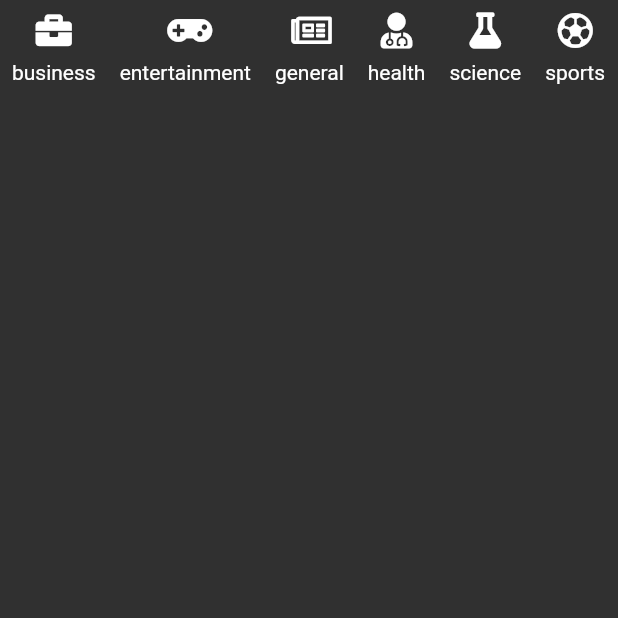
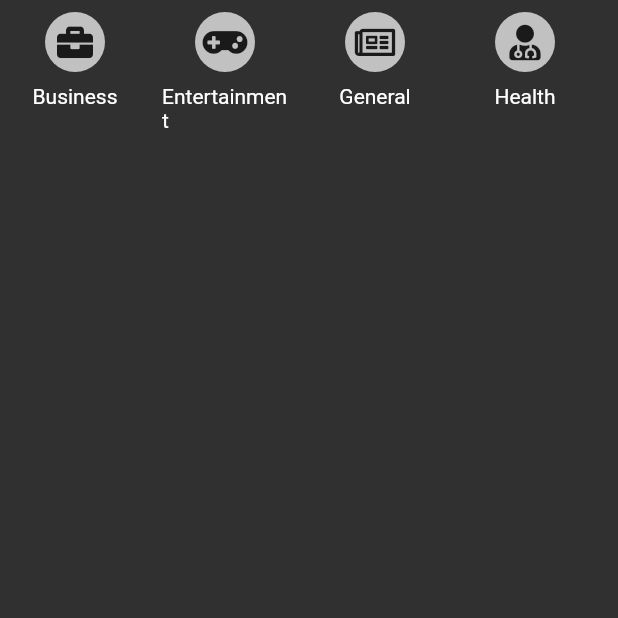
Before and after one commit to alejomongua/news_app, a Flutter app: the SecondTabPage screen opened directly, on a phone screen of 412 x 824 dp, the top half of it. Run offline on Flutter 3.47's test engine with Material 2 defaults, Android fonts, the phone set to English and light mode, and no system bars; our stand-ins replace font_awesome_flutter; network calls fail.

Commit message:
Se estiliza la lista de categorías

```diff
--- a/lib/pages/second_tab_page.dart
+++ b/lib/pages/second_tab_page.dart
@@ -1,4 +1,5 @@
 import 'package:flutter/material.dart';
+import 'package:news_provider/models/category_model.dart';
 import 'package:news_provider/services/news_service.dart';
 import 'package:provider/provider.dart';
 
@@ -32,20 +33,47 @@ class _CategoryList extends StatelessWidget {
         scrollDirection: Axis.horizontal,
         itemCount: categories.length,
         itemBuilder: (BuildContext context, int index) {
-          return Padding(
+          final name =
+              '${categories[index].name[0].toUpperCase()}${categories[index].name.substring(1)}';
+          return GestureDetector(
+            onTap: () {},
+            child: Container(
+              width: 100,
+              child: Padding(
                 child: Column(
                   children: [
-                Icon(categories[index].icon),
+                    _CategoryIcon(categories[index]),
                     SizedBox(
                       height: 8,
                     ),
-                Text(categories[index].name),
+                    Text(name),
                   ],
                 ),
                 padding: EdgeInsets.all(8),
+              ),
+            ),
           );
         },
       ),
     );
   }
 }
+
+class _CategoryIcon extends StatelessWidget {
+  final Category category;
+
+  const _CategoryIcon(this.category);
+
+  @override
+  Widget build(BuildContext context) {
+    return Container(
+      child: Icon(category.icon, color: Colors.black87),
+      width: 40,
+      height: 40,
+      decoration: BoxDecoration(
+        shape: BoxShape.circle,
+        color: Colors.white70,
+      ),
+    );
+  }
+}
```
Lines whose indentation alone changed are shown as unchanged.
